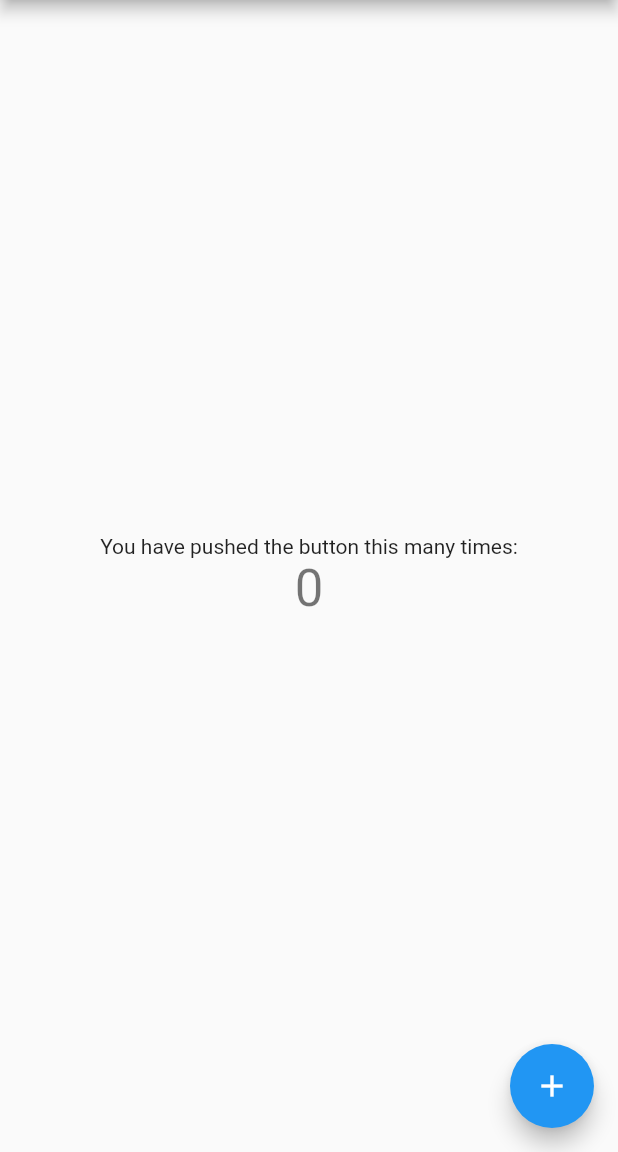
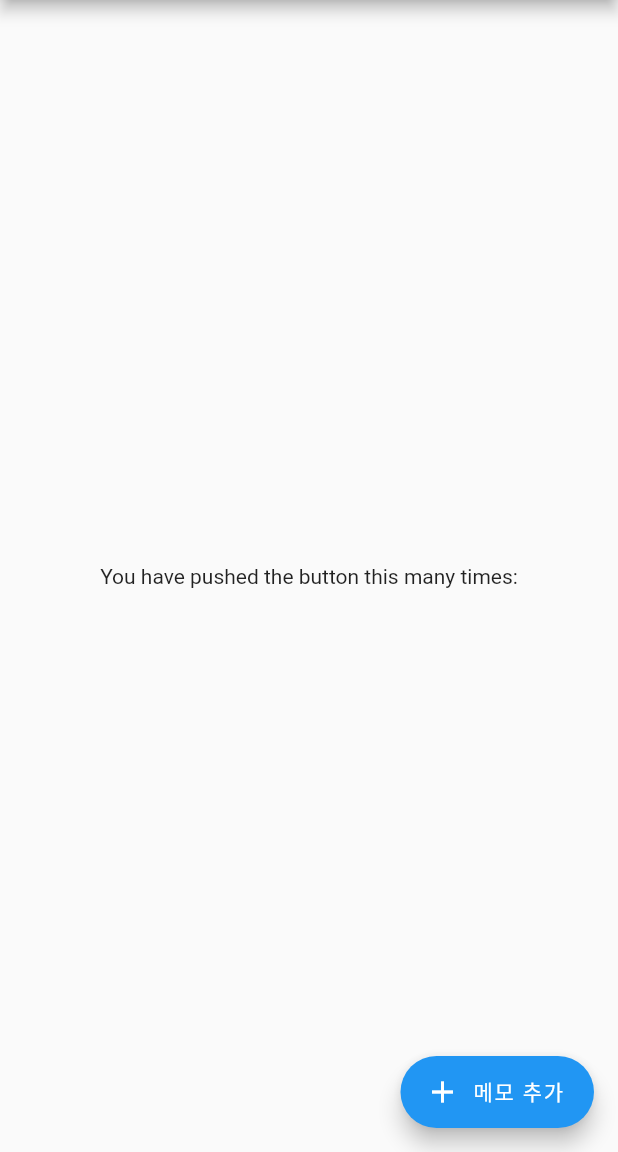
Before and after one commit to ArshesSH/flutter_memo, a Flutter app: the screen it shows after launch, on a phone screen of 412 x 824 dp, the part 84-1236 px from its top. Run offline on Flutter 3.47's test engine with Material 2 defaults, Android fonts, the phone set to English and light mode, and no system bars.

Commit message:
modify main.dart and add home.dart

```diff
--- a/lib/main.dart
+++ b/lib/main.dart
@@ -1,4 +1,6 @@
 import 'package:flutter/material.dart';
+
+import 'screens/home.dart';
 
 void main() {
   runApp(const MyApp());
@@ -28,88 +30,3 @@ class MyApp extends StatelessWidget {
     );
   }
 }
-
-class MyHomePage extends StatefulWidget {
-  const MyHomePage({Key? key, required this.title}) : super(key: key);
-
-  // This widget is the home page of your application. It is stateful, meaning
-  // that it has a State object (defined below) that contains fields that affect
-  // how it looks.
-
-  // This class is the configuration for the state. It holds the values (in this
-  // case the title) provided by the parent (in this case the App widget) and
-  // used by the build method of the State. Fields in a Widget subclass are
-  // always marked "final".
-
-  final String title;
-
-  @override
-  State<MyHomePage> createState() => _MyHomePageState();
-}
-
-class _MyHomePageState extends State<MyHomePage> {
-  int _counter = 0;
-
-  void _incrementCounter() {
-    setState(() {
-      // This call to setState tells the Flutter framework that something has
-      // changed in this State, which causes it to rerun the build method below
-      // so that the display can reflect the updated values. If we changed
-      // _counter without calling setState(), then the build method would not be
-      // called again, and so nothing would appear to happen.
-      _counter++;
-    });
-  }
-
-  @override
-  Widget build(BuildContext context) {
-    // This method is rerun every time setState is called, for instance as done
-    // by the _incrementCounter method above.
-    //
-    // The Flutter framework has been optimized to make rerunning build methods
-    // fast, so that you can just rebuild anything that needs updating rather
-    // than having to individually change instances of widgets.
-    return Scaffold(
-      appBar: AppBar(
-        // Here we take the value from the MyHomePage object that was created by
-        // the App.build method, and use it to set our appbar title.
-        title: Text(widget.title),
-      ),
-      body: Center(
-        // Center is a layout widget. It takes a single child and positions it
-        // in the middle of the parent.
-        child: Column(
-          // Column is also a layout widget. It takes a list of children and
-          // arranges them vertically. By default, it sizes itself to fit its
-          // children horizontally, and tries to be as tall as its parent.
-          //
-          // Invoke "debug painting" (press "p" in the console, choose the
-          // "Toggle Debug Paint" action from the Flutter Inspector in Android
-          // Studio, or the "Toggle Debug Paint" command in Visual Studio Code)
-          // to see the wireframe for each widget.
-          //
-          // Column has various properties to control how it sizes itself and
-          // how it positions its children. Here we use mainAxisAlignment to
-          // center the children vertically; the main axis here is the vertical
-          // axis because Columns are vertical (the cross axis would be
-          // horizontal).
-          mainAxisAlignment: MainAxisAlignment.center,
-          children: <Widget>[
-            const Text(
-              'You have pushed the button this many times:',
-            ),
-            Text(
-              '$_counter',
-              style: Theme.of(context).textTheme.headline4,
-            ),
-          ],
-        ),
-      ),
-      floatingActionButton: FloatingActionButton(
-        onPressed: _incrementCounter,
-        tooltip: 'Increment',
-        child: const Icon(Icons.add),
-      ), // This trailing comma makes auto-formatting nicer for build methods.
-    );
-  }
-}
--- /dev/null
+++ b/lib/screens/home.dart
@@ -0,0 +1,53 @@
+import 'package:flutter/material.dart';
+
+class MyHomePage extends StatefulWidget {
+  const MyHomePage({Key? key, required this.title}) : super(key: key);
+
+  // This widget is the home page of your application. It is stateful, meaning
+  // that it has a State object (defined below) that contains fields that affect
+  // how it looks.
+
+  // This class is the configuration for the state. It holds the values (in this
+  // case the title) provided by the parent (in this case the App widget) and
+  // used by the build method of the State. Fields in a Widget subclass are
+  // always marked "final".
+
+  final String title;
+
+  @override
+  State<MyHomePage> createState() => _MyHomePageState();
+}
+
+class _MyHomePageState extends State<MyHomePage> {
+
+  @override
+  Widget build(BuildContext context) {
+    // This method is rerun every time setState is called, for instance as done
+    // by the _incrementCounter method above.
+    //
+    // The Flutter framework has been optimized to make rerunning build methods
+    // fast, so that you can just rebuild anything that needs updating rather
+    // than having to individually change instances of widgets.
+    return Scaffold(
+      appBar: AppBar(
+        title: Text(widget.title),
+      ),
+      body: Center(
+        child: Column(
+          mainAxisAlignment: MainAxisAlignment.center,
+          children: <Widget>[
+            const Text(
+              'You have pushed the button this many times:',
+            ),
+          ],
+        ),
+      ),
+      floatingActionButton: FloatingActionButton.extended(
+        onPressed: (){},
+        tooltip: '노트를 추가하려면 클릭하세요',
+        label: Text('메모 추가'),
+        icon: const Icon(Icons.add),
+      ), // This trailing comma makes auto-formatting nicer for build methods.
+    );
+  }
+}
```
